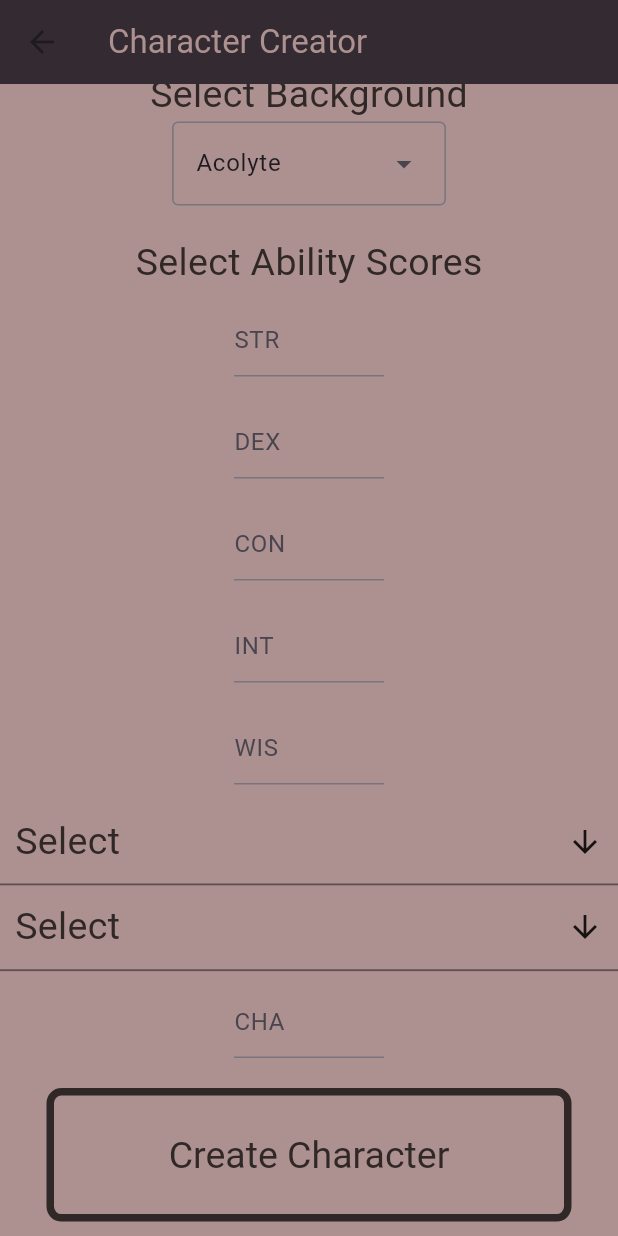
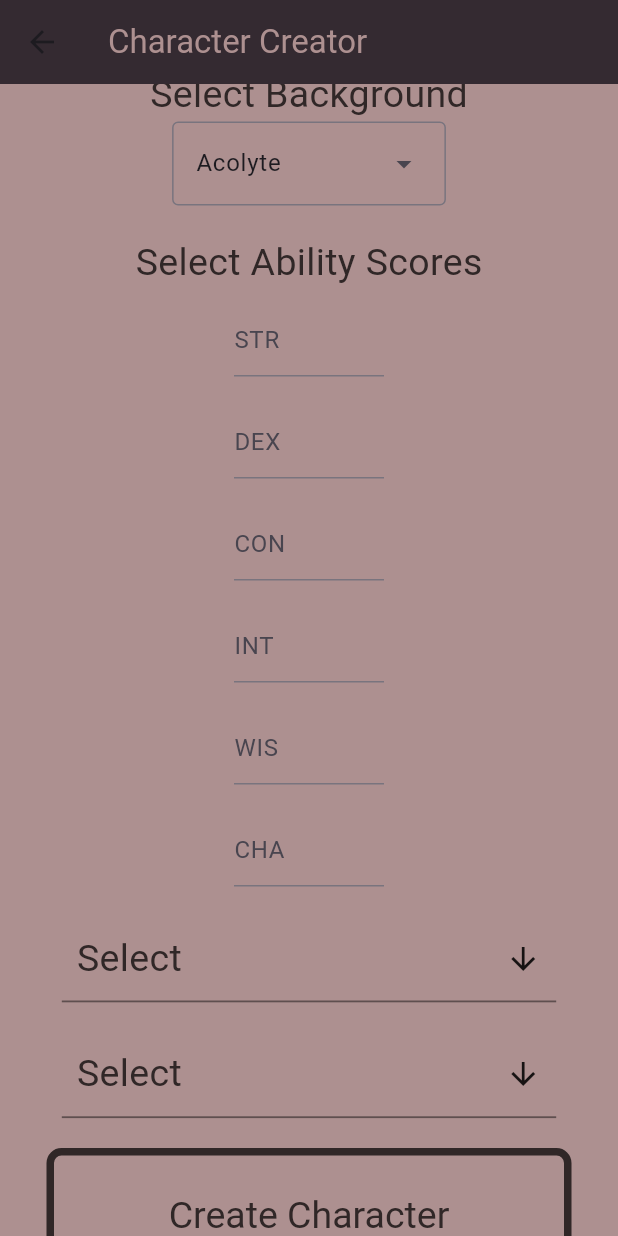
Before and after one commit to EvanMarnik/dnd_character_sheet_app, a Flutter app: the CharacterCreatorView screen opened directly with empty values, scrolled down 303 dp, on a phone screen of 412 x 824 dp. Run offline on Flutter 3.47's test engine with Material 3 defaults, Android fonts, the phone set to English and light mode, and no system bars; drawn by our look-alikes of multi_select_flutter; Roboto replaces fonts that are missing (Lancelot).

Commit message:
resolve conflicts and add spell list nullifier

```diff
--- a/lib/view/character_creator_view.dart
+++ b/lib/view/character_creator_view.dart
@@ -563,22 +563,7 @@ class _CharacterCreatorViewState extends State<CharacterCreatorView> {
                           })
 
                   )),
-                  MultiSelectDialogField(
-            items: cantrips.map((e) => MultiSelectItem(e, e.name)).toList(),
-            listType: MultiSelectListType.CHIP,
-            title: Text("Cantrips"),
-            onConfirm: (values) {
-              selectedCantrips = values;
-            },
-          ),
-          MultiSelectDialogField(
-            items: firstLevel.map((e) => MultiSelectItem(e, e.name)).toList(),
-            listType: MultiSelectListType.CHIP,
-            title: Text("First Level Spells"),
-            onConfirm: (values) {
-              selectedFirstLevel = values;
-            },
-          ),
+
                   Padding(padding: EdgeInsets.symmetric(vertical: 10), child: SizedBox(
                       width: 100,
                       child: TextField(
@@ -593,6 +578,28 @@ class _CharacterCreatorViewState extends State<CharacterCreatorView> {
                           })
 
                   )),
+                  Padding(padding: EdgeInsets.symmetric(vertical: 10), child: SizedBox(
+                    width: MediaQuery.of(context).size.width*0.8,
+                    child: MultiSelectDialogField(
+                      items: cantrips.map((e) => MultiSelectItem(e, e.name)).toList(),
+                      listType: MultiSelectListType.CHIP,
+                      title: Text("Cantrips"),
+                      onConfirm: (values) {
+                        selectedCantrips = values;
+                      },
+                    ),
+                  )),
+            Padding(padding: EdgeInsets.symmetric(vertical: 10), child: SizedBox(
+                width: MediaQuery.of(context).size.width*0.8,
+                child: MultiSelectDialogField(
+                    items: firstLevel.map((e) => MultiSelectItem(e, e.name)).toList(),
+                    listType: MultiSelectListType.CHIP,
+                    title: Text("First Level Spells"),
+                    onConfirm: (values) {
+                      selectedFirstLevel = values;
+                    },
+                  ),
+            )),
 
               Padding(padding: EdgeInsets.symmetric(vertical: 10), child: SizedBox(
                   width: 350,
@@ -615,7 +622,9 @@ class _CharacterCreatorViewState extends State<CharacterCreatorView> {
                       else {
                         vm.setSpells(selectedCantrips);
                       }
-                    }
+                    } else if (selectedFirstLevel == null) {  // if both are null
+                        vm.setSpells(null); // force null spell list
+                      }
                       vm.constructCharacter();
                       Navigator.pushNamed(context, listRoute,
                           arguments: characterListViewModel);
```
